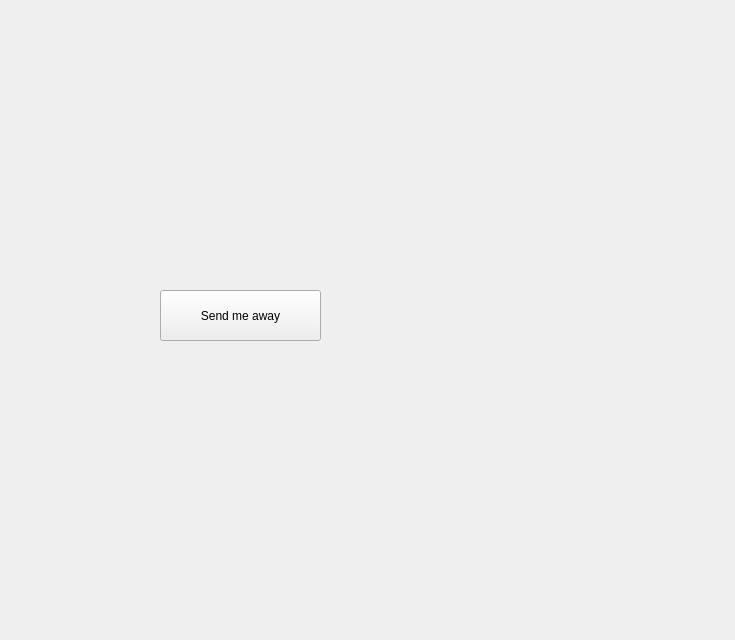
The window that Form.ui (University-of-Utah-CS3505/a9-edu-app-jakecolacoo) describes before a commit, drawn with Qt 5.
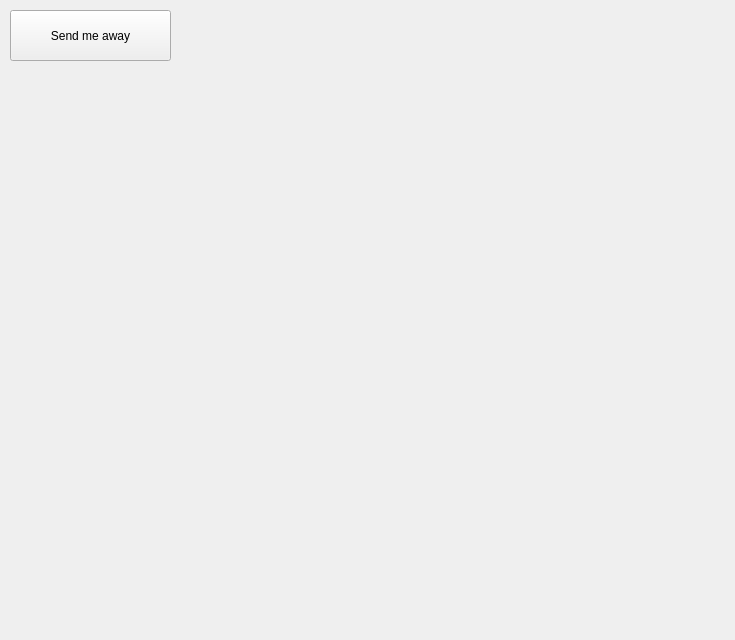
The same window after the commit.

Commit message: Added basic outline for menu UI

```diff
--- a/Form.ui
+++ b/Form.ui
@@ -16,8 +16,8 @@
   <widget class="QPushButton" name="pushButton">
    <property name="geometry">
     <rect>
-     <x>160</x>
-     <y>290</y>
+     <x>10</x>
+     <y>10</y>
      <width>161</width>
      <height>51</height>
     </rect>
```
The commit also changes 2 other files.
